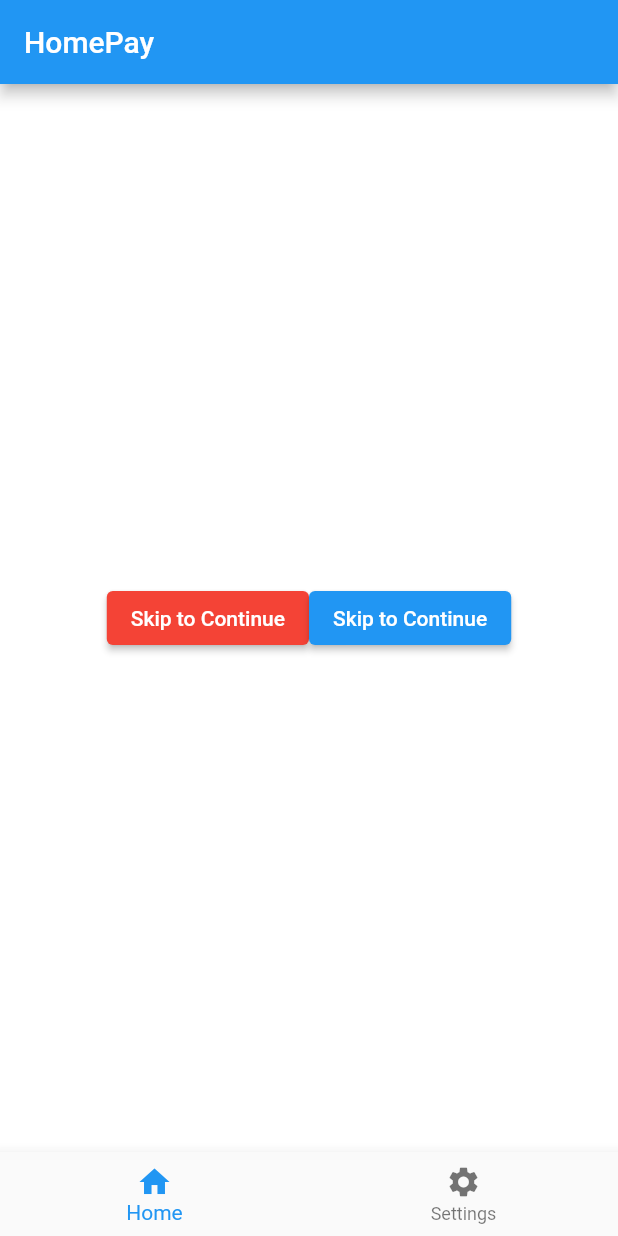
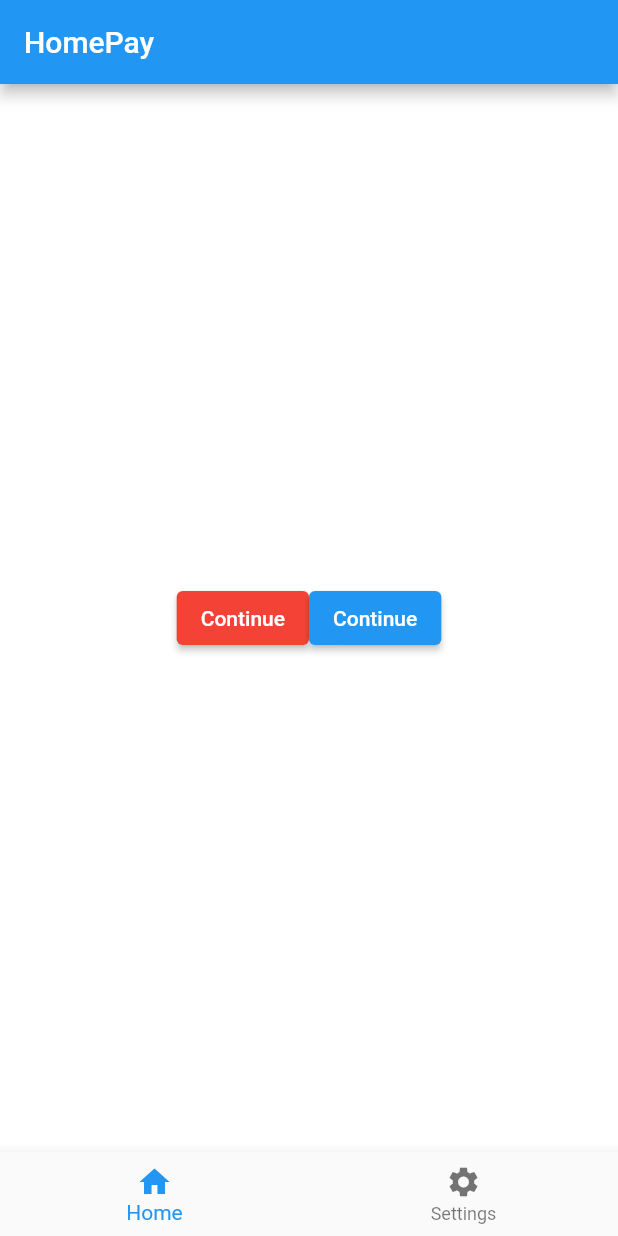
Before and after one commit to Basit-of-Africa/Second_app_Test, a Flutter app: the screen it shows after launch, on a phone screen of 412 x 824 dp. Run offline on Flutter 3.47's test engine with Material 2 defaults, Android fonts, the phone set to English and light mode, and no system bars.

Commit message:
Second Commit

```diff
--- a/lib/main.dart
+++ b/lib/main.dart
@@ -12,7 +12,7 @@
 }
 
 class _MyAppState extends State<MyApp> {
-  String buttonName = 'Skip to Continue';
+  String buttonName = 'Continue';
   int currentIndex = 0;
 
   @override
```
